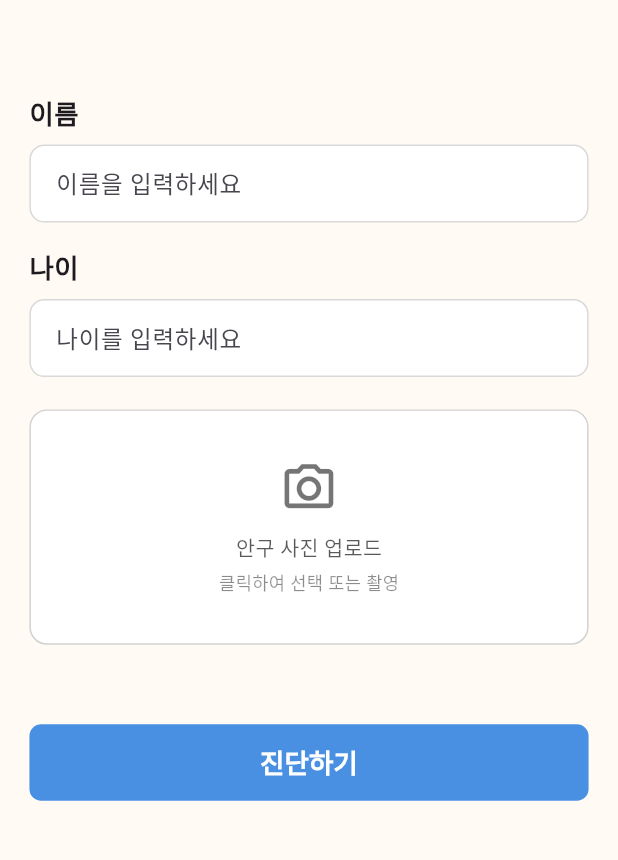
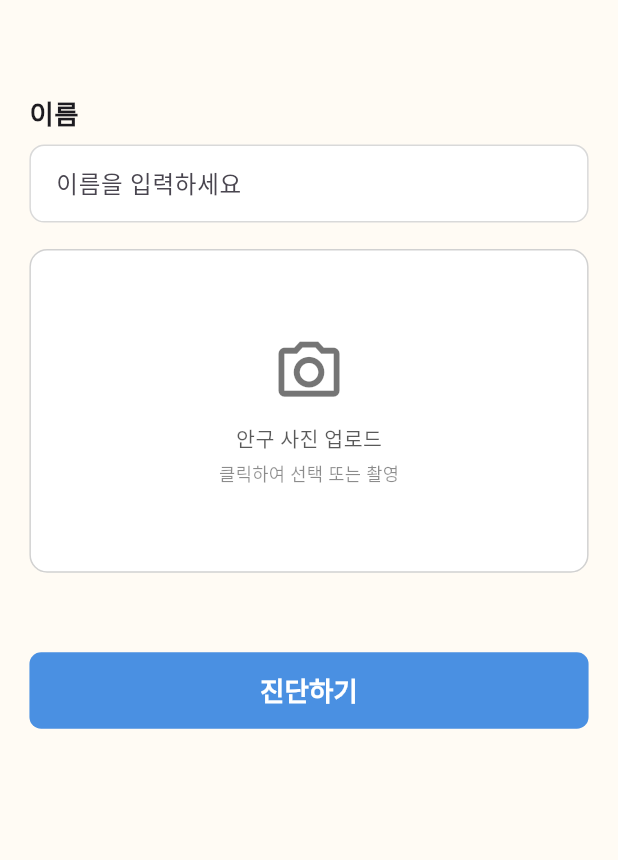
Before and after one commit to pepiproject2025-lang/App, a Flutter app: the DiagPage screen opened by its route, on a phone screen of 412 x 824 dp, the part 85-945 px from its top. Run offline on Flutter 3.47's test engine with Material 3 defaults, Android fonts, the phone set to English and light mode, and no system bars; our stand-ins replace flutter_markdown, image_picker.

Commit message:
UI 수정
UI수정

```diff
--- a/lib/pages/diag_page.dart
+++ b/lib/pages/diag_page.dart
@@ -105,21 +105,21 @@ class _DiagPageState extends State<DiagPage> {
                 ),
                 const SizedBox(height: 18),
 
-                const Text('나이', style: TextStyle(fontSize: 18, fontWeight: FontWeight.w600)),
-                const SizedBox(height: 8),
-                TextFormField(
-                  controller: _ageCtrl,
-                  keyboardType: TextInputType.number,
-                  decoration: _inputDecoration().copyWith(hintText: '나이를 입력하세요'),
-                ),
-                const SizedBox(height: 22),
+                // const Text('나이', style: TextStyle(fontSize: 18, fontWeight: FontWeight.w600)),
+                // const SizedBox(height: 8),
+                // TextFormField(
+                //   controller: _ageCtrl,
+                //   keyboardType: TextInputType.number,
+                //   decoration: _inputDecoration().copyWith(hintText: '나이를 입력하세요'),
+                // ),
+                // const SizedBox(height: 22),
 
                 // 업로드 박스
                 GestureDetector(
                   onTap: _pickImage, // ✅ image_picker 사용
                   child: Container(
                     width: double.infinity,
-                    constraints: const BoxConstraints(minHeight: 160),
+                    constraints: const BoxConstraints(minHeight: 220),
                     padding: const EdgeInsets.symmetric(horizontal: 16, vertical: 16),
                     decoration: BoxDecoration(
                       color: Colors.white,
@@ -133,7 +133,7 @@ class _DiagPageState extends State<DiagPage> {
                         ? Column(
                       mainAxisAlignment: MainAxisAlignment.center,
                       children: [
-                        const Icon(Icons.photo_camera_outlined, size: 40, color: Colors.black54),
+                        const Icon(Icons.photo_camera_outlined, size: 50, color: Colors.black54),
                         const SizedBox(height: 10),
                         Text('안구 사진 업로드',
                             style: TextStyle(fontSize: 14, color: Colors.black.withOpacity(0.65))),
@@ -147,7 +147,7 @@ class _DiagPageState extends State<DiagPage> {
                       child: Image.memory(
                         _pickedBytes!,
                         fit: BoxFit.cover,
-                        height: 220,
+                        height: 260,
                         width: double.infinity,
                       ),
                     ),
@@ -236,7 +236,6 @@ class _DiagPageState extends State<DiagPage> {
       ),
     );
 
-
   }
   // ✅ 백엔드 호출 함수
   Future<String> _requestDiagnosis(Uint8List imageBytes) async {
--- a/lib/pages/diag_result_page.dart
+++ b/lib/pages/diag_result_page.dart
@@ -178,10 +178,10 @@ class DiagResult extends StatelessWidget {
               crossAxisAlignment: CrossAxisAlignment.start,
               children: [
                 _buildInfoText(textTheme, '이름', petName),
-                const SizedBox(height: 8),
-                _buildInfoText(textTheme, '나이', '3살'),
-                const SizedBox(height: 8),
-                _buildInfoText(textTheme, '사용자', 'aaaa@gmail.com'),
+                // const SizedBox(height: 8),
+                // _buildInfoText(textTheme, '나이', '3살'),
+                // const SizedBox(height: 8),
+                // _buildInfoText(textTheme, '사용자', 'aaaa@gmail.com'),
               ],
             ),
           ),
```
